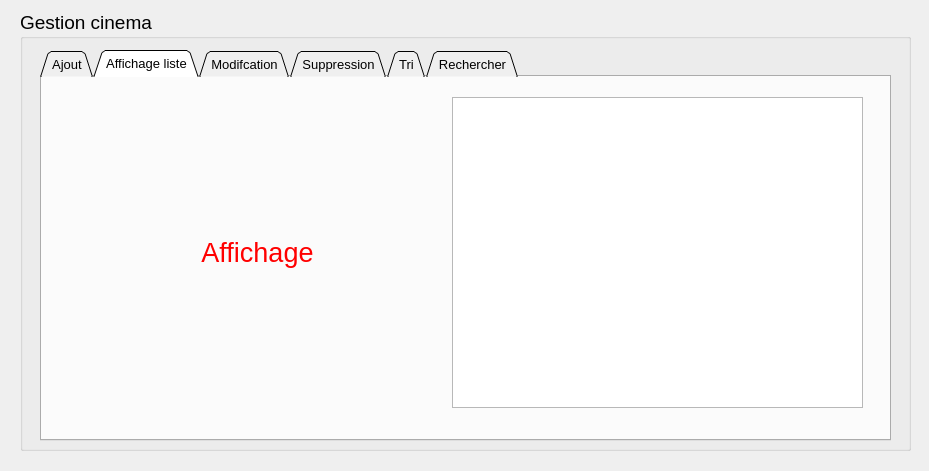
First picture: the form in integration_f/cinema_page.ui, repository SeifEddineAmara/smart-cinema-2A4, before the edit.
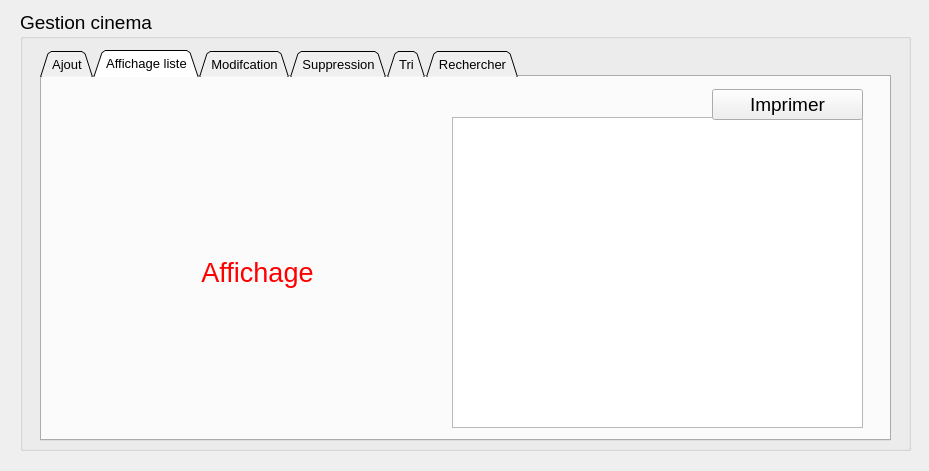
Second picture: the form after the edit. The open tabs and pages were chosen to show the change. Icons and pictures are not drawn.

The edit to the form file:
```diff
--- a/integration_f/cinema_page.ui
+++ b/integration_f/cinema_page.ui
@@ -285,7 +285,7 @@
       <property name="geometry">
        <rect>
         <x>20</x>
-        <y>20</y>
+        <y>40</y>
         <width>391</width>
         <height>311</height>
        </rect>
@@ -314,7 +314,7 @@
       <property name="geometry">
        <rect>
         <x>410</x>
-        <y>20</y>
+        <y>40</y>
         <width>411</width>
         <height>311</height>
        </rect>
@@ -323,6 +323,27 @@
        <string notr="true">border-image: white</string>
       </property>
      </widget>
+     <widget class="QPushButton" name="pushButton_imprimer">
+      <property name="geometry">
+       <rect>
+        <x>670</x>
+        <y>12</y>
+        <width>151</width>
+        <height>31</height>
+       </rect>
+      </property>
+      <property name="font">
+       <font>
+        <pointsize>14</pointsize>
+       </font>
+      </property>
+      <property name="styleSheet">
+       <string notr="true">border-image: url(:/new/prefix3/orange.png);</string>
+      </property>
+      <property name="text">
+       <string>Imprimer</string>
+      </property>
+     </widget>
     </widget>
     <widget class="QWidget" name="tab_8">
      <attribute name="title">
```
Left out of the diff: 31 changed lines with no effect on the pictures.
